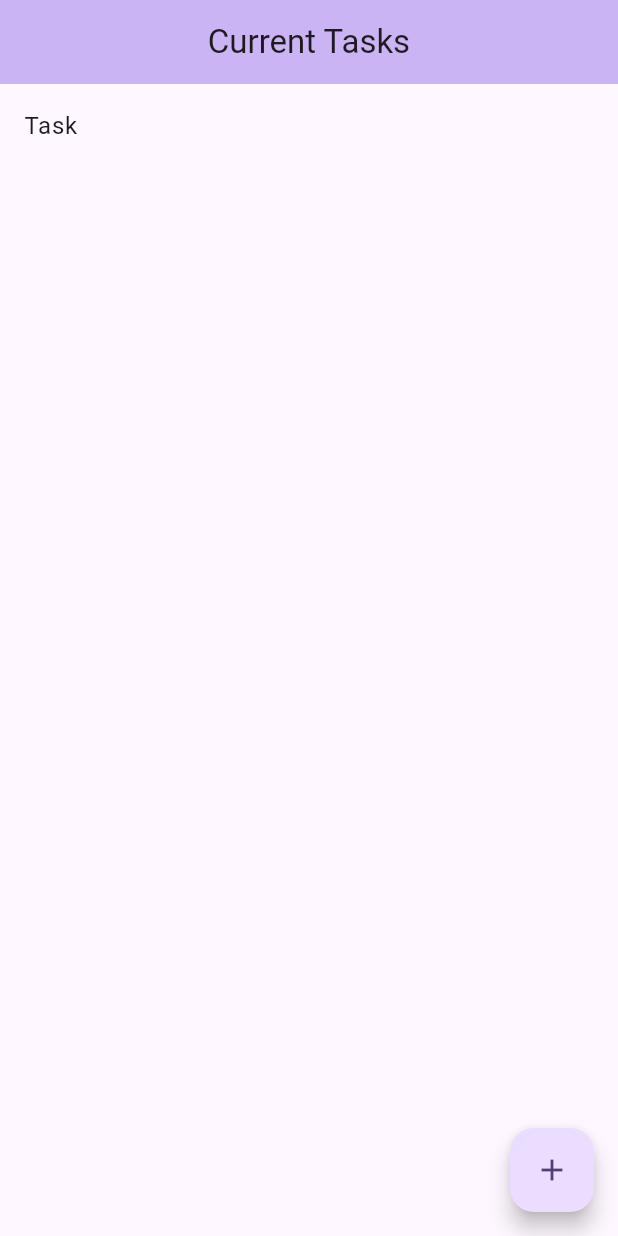
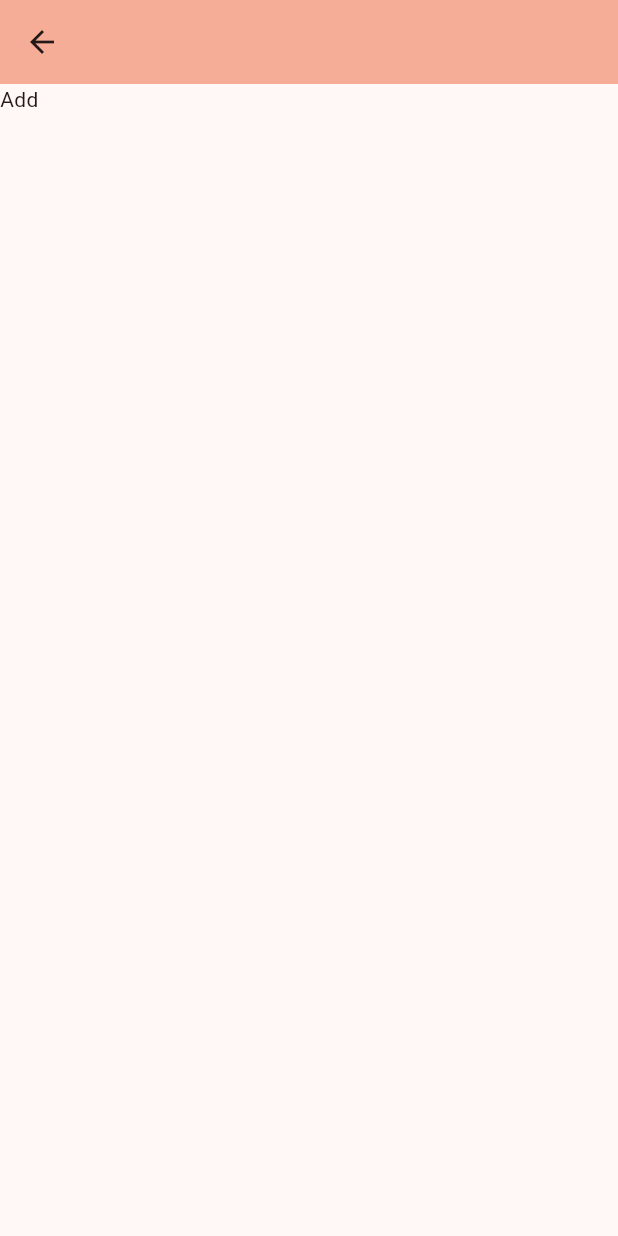
Before and after one commit to SpeedfireV/simple-tasks, a Flutter app: the screen it shows after launch, after a tap on the "add" icon, on a phone screen of 412 x 824 dp. Run offline on Flutter 3.47's test engine with Material 2 defaults, Android fonts, the phone set to English and light mode, and no system bars; our stand-ins replace flutter_riverpod, go_router.

Commit message:
Add Task Page Added

```diff
--- /dev/null
+++ b/lib/controllers/state_management/floating_action_button_state.dart
@@ -0,0 +1,3 @@
+import 'package:flutter_riverpod/flutter_riverpod.dart';
+
+final isOpenedProvider = StateProvider<bool>((ref) => false);
--- a/lib/main.dart
+++ b/lib/main.dart
@@ -1,6 +1,7 @@
 import 'package:flutter/material.dart';
 import 'package:flutter_riverpod/flutter_riverpod.dart';
 import 'package:go_router/go_router.dart';
+import 'package:tasks/ui/add_task_page.dart';
 import 'package:tasks/ui/main_page.dart';
 
 void main() {
@@ -8,7 +9,11 @@ void main() {
 }
 
 final router = GoRouter(routes: [
-  GoRoute(path: "/", name: "main", builder: (context, state) => MainPage())
+  GoRoute(path: "/", name: "main", builder: (context, state) => MainPage()),
+  GoRoute(
+      path: "/add_task",
+      name: "add",
+      builder: (context, state) => AddTaskPage())
 ]);
 
 class MyApp extends StatelessWidget {
@@ -19,7 +24,7 @@ class MyApp extends StatelessWidget {
     return MaterialApp.router(
       title: 'Flutter Demo',
       theme: ThemeData(
-        colorScheme: ColorScheme.fromSeed(seedColor: Colors.deepPurple),
+        colorScheme: ColorScheme.fromSeed(seedColor: Colors.deepOrange),
         useMaterial3: true,
       ),
       routerConfig: router,
--- /dev/null
+++ b/lib/ui/add_task_page.dart
@@ -0,0 +1,30 @@
+import 'package:flutter/cupertino.dart';
+import 'package:flutter/material.dart';
+import 'package:flutter_riverpod/flutter_riverpod.dart';
+import 'package:tasks/main.dart';
+
+class AddTaskPage extends ConsumerStatefulWidget {
+  const AddTaskPage({super.key});
+
+  @override
+  ConsumerState<ConsumerStatefulWidget> createState() => _AddTaskPageState();
+}
+
+class _AddTaskPageState extends ConsumerState<AddTaskPage> {
+  @override
+  Widget build(BuildContext context) {
+    return Scaffold(
+      appBar: AppBar(
+        elevation: 3,
+        backgroundColor: Theme.of(context).colorScheme.inversePrimary,
+        leading: IconButton(
+          icon: Icon(Icons.arrow_back),
+          onPressed: () {
+            router.pop();
+          },
+        ),
+      ),
+      body: Text("Add"),
+    );
+  }
+}
--- a/lib/ui/main_page.dart
+++ b/lib/ui/main_page.dart
@@ -1,5 +1,6 @@
 import 'package:flutter/material.dart';
 import 'package:flutter_riverpod/flutter_riverpod.dart';
+import 'package:tasks/main.dart';
 
 class MainPage extends ConsumerStatefulWidget {
   const MainPage({super.key});
@@ -13,7 +14,9 @@ class _MainPageState extends ConsumerState<MainPage> {
   Widget build(BuildContext context) {
     return Scaffold(
         floatingActionButton: FloatingActionButton(
-          onPressed: () {},
+          onPressed: () {
+            router.pushNamed("add");
+          },
           child: Icon(Icons.add),
         ),
         appBar: AppBar(
```
Also changed, not shown: lib/controllers/database/task.dart (added, +9 -0 lines), lib/ui/elements/expandable_floating_action_button.dart (added, +38 -0 lines).
